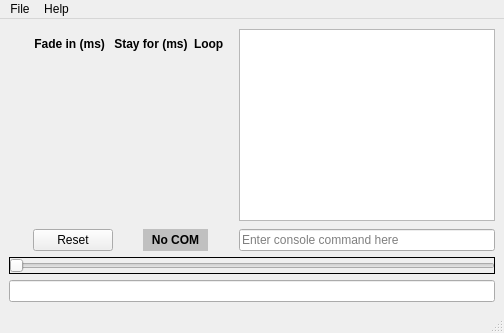
Qt form MeshConsole/FireflyControl.ui (Kreyl/armlet) before a commit.
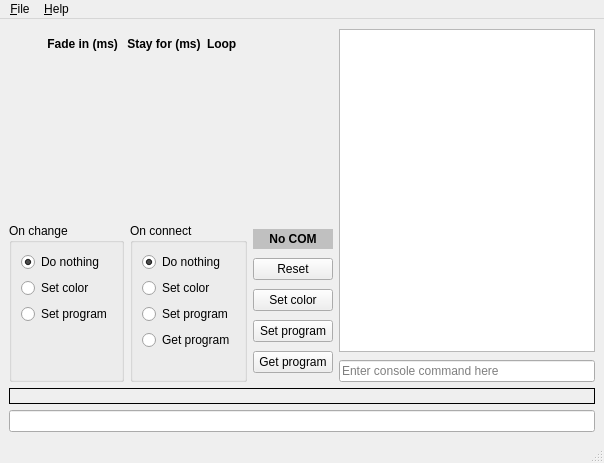
The same form after that commit. Icons and pictures are not drawn. Custom widgets are drawn as their Qt base class.

Commit message: FireflyControl draft

What changed in the file:
```diff
--- a/MeshConsole/FireflyControl.ui
+++ b/MeshConsole/FireflyControl.ui
@@ -10,7 +10,7 @@
     <normaloff>images/icon.png</normaloff>images/icon.png</iconset>
   </property>
   <widget class="QWidget" name="mainWidget">
-   <layout class="QGridLayout" name="mainLayout" rowstretch="1,0,0,0" columnstretch="0,1">
+   <layout class="QGridLayout" name="mainLayout" rowstretch="1,0,0,0,0,0" columnstretch="0,1">
     <item row="0" column="0">
      <widget class="VerticalScrollArea" name="programScrollArea">
       <property name="frameShape">
@@ -40,11 +40,7 @@
             <number>0</number>
            </property>
            <item>
-            <spacer name="insertCommandSpacer">
-             <property name="orientation">
-              <enum>Qt::Vertical</enum>
-             </property>
-            </spacer>
+            <widget class="QLabel" name="insertCommandSpacer"/>
            </item>
           </layout>
          </widget>
@@ -62,7 +58,7 @@
             <widget class="QWidget" name="commandsHeaderWidget" native="true">
              <layout class="QHBoxLayout" name="programHeaderLayout">
               <item>
-               <widget class="QWidget" name="selectColorHeader" native="true"/>
+               <widget class="QLabel" name="selectColorHeader"/>
               </item>
               <item>
                <widget class="QLabel" name="morphHeader">
@@ -107,11 +103,7 @@
             </widget>
            </item>
            <item>
-            <spacer name="commandsSpacer">
-             <property name="orientation">
-              <enum>Qt::Vertical</enum>
-             </property>
-            </spacer>
+            <widget class="QLabel" name="commandsSpacer"/>
            </item>
           </layout>
          </widget>
@@ -120,7 +112,7 @@
       </widget>
      </widget>
     </item>
-    <item row="0" column="1">
+    <item row="0" column="1" rowspan="3">
      <widget class="QWidget" name="consoleWidget" native="true">
       <layout class="QVBoxLayout" name="consoleLayout">
        <property name="leftMargin">
@@ -145,7 +137,7 @@
          </property>
          <property name="font">
           <font>
-           <family>Courier, Courier New, monospace</family>
+           <family>Courier New, Courier, monospace</family>
            <pointsize>7</pointsize>
           </font>
          </property>
@@ -164,77 +156,178 @@
      </widget>
     </item>
     <item row="1" column="0">
+     <widget class="Line" name="horizontalLine"/>
+    </item>
+    <item row="2" column="0" rowspan="2">
      <layout class="QHBoxLayout" name="controlLayout">
       <item>
-       <widget class="CompactButton" name="resetButton">
-        <property name="sizePolicy">
-         <sizepolicy hsizetype="Fixed" vsizetype="Fixed">
-          <horstretch>0</horstretch>
-          <verstretch>0</verstretch>
-         </sizepolicy>
+       <widget class="QGroupBox" name="onChangeBox">
+        <property name="title">
+         <string>On change</string>
         </property>
-        <property name="statusTip">
-         <string>Reset connection</string>
-        </property>
-        <property name="text">
-         <string>Reset</string>
-        </property>
+        <layout class="QVBoxLayout" name="onChangeLayout" stretch="0,0,0,1">
+         <item>
+          <widget class="QRadioButton" name="onChangeDoNothingButton">
+           <property name="text">
+            <string>Do nothing</string>
+           </property>
+           <property name="checked">
+            <bool>true</bool>
+           </property>
+          </widget>
+         </item>
+         <item>
+          <widget class="QRadioButton" name="onChangeSetColorButton">
+           <property name="text">
+            <string>Set color</string>
+           </property>
+          </widget>
+         </item>
+         <item>
+          <widget class="QRadioButton" name="onChangeSetProgramButton">
+           <property name="text">
+            <string>Set program</string>
+           </property>
+          </widget>
+         </item>
+         <item>
+          <widget class="QLabel" name="onChangeSpacer"/>
+         </item>
+        </layout>
        </widget>
       </item>
       <item>
-       <widget class="PortLabel" name="portLabel">
-        <property name="sizePolicy">
-         <sizepolicy hsizetype="Maximum" vsizetype="Preferred">
-          <horstretch>0</horstretch>
-          <verstretch>0</verstretch>
-         </sizepolicy>
+       <widget class="QGroupBox" name="onConnectBox">
+        <property name="title">
+         <string>On connect</string>
         </property>
-        <property name="minimumSize">
-         <size>
-          <width>65</width>
-          <height>0</height>
-         </size>
-        </property>
-        <property name="font">
-         <font>
-          <weight>75</weight>
-          <bold>true</bold>
-         </font>
-        </property>
-        <property name="statusTip">
-         <string>Current connected port</string>
-        </property>
-        <property name="styleSheet">
-         <string notr="true">background: rgb(192,192,192)</string>
-        </property>
-        <property name="text">
-         <string>No COM</string>
-        </property>
-        <property name="alignment">
-         <set>Qt::AlignCenter</set>
-        </property>
+        <layout class="QVBoxLayout" name="onConnectLayout" stretch="0,0,0,0,1">
+         <item>
+          <widget class="QRadioButton" name="onConnectDoNothingButton">
+           <property name="text">
+            <string>Do nothing</string>
+           </property>
+           <property name="checked">
+            <bool>true</bool>
+           </property>
+          </widget>
+         </item>
+         <item>
+          <widget class="QRadioButton" name="onConnectSetColorButton">
+           <property name="text">
+            <string>Set color</string>
+           </property>
+          </widget>
+         </item>
+         <item>
+          <widget class="QRadioButton" name="onConnectSetProgramButton">
+           <property name="text">
+            <string>Set program</string>
+           </property>
+          </widget>
+         </item>
+         <item>
+          <widget class="QRadioButton" name="onConnectGetProgramButton">
+           <property name="text">
+            <string>Get program</string>
+           </property>
+          </widget>
+         </item>
+         <item>
+          <widget class="QLabel" name="onConnectSpacer"/>
+         </item>
+        </layout>
        </widget>
       </item>
+      <item>
+       <layout class="QVBoxLayout" name="buttonLayout">
+        <property name="spacing">
+         <number>3</number>
+        </property>
+        <item>
+         <widget class="PortLabel" name="portLabel">
+          <property name="sizePolicy">
+           <sizepolicy hsizetype="Preferred" vsizetype="Maximum">
+            <horstretch>0</horstretch>
+            <verstretch>0</verstretch>
+           </sizepolicy>
+          </property>
+          <property name="minimumSize">
+           <size>
+            <width>0</width>
+            <height>20</height>
+           </size>
+          </property>
+          <property name="font">
+           <font>
+            <weight>75</weight>
+            <bold>true</bold>
+           </font>
+          </property>
+          <property name="statusTip">
+           <string>Current connected port</string>
+          </property>
+          <property name="styleSheet">
+           <string notr="true">background: rgb(192,192,192)</string>
+          </property>
+          <property name="text">
+           <string>No COM</string>
+          </property>
+          <property name="alignment">
+           <set>Qt::AlignCenter</set>
+          </property>
+         </widget>
+        </item>
+        <item>
+         <widget class="QPushButton" name="resetButton">
+          <property name="statusTip">
+           <string>Reset connection</string>
+          </property>
+          <property name="text">
+           <string>Reset</string>
+          </property>
+         </widget>
+        </item>
+        <item>
+         <widget class="QPushButton" name="setColorButton">
+          <property name="text">
+           <string>Set color</string>
+          </property>
+         </widget>
+        </item>
+        <item>
+         <widget class="QPushButton" name="setProgramButton">
+          <property name="text">
+           <string>Set program</string>
+          </property>
+         </widget>
+        </item>
+        <item>
+         <widget class="QPushButton" name="getProgramButton">
+          <property name="text">
+           <string>Get program</string>
+          </property>
+         </widget>
+        </item>
+       </layout>
+      </item>
      </layout>
     </item>
-    <item row="1" column="1">
+    <item row="3" column="1">
      <widget class="ConsoleEdit" name="consoleEdit">
       <property name="placeholderText">
        <string>Enter console command here</string>
       </property>
      </widget>
     </item>
-    <item row="2" column="0" colspan="2">
-     <widget class="QSlider" name="graphSlider">
+    <item row="4" column="0" colspan="2">
+     <widget class="QLabel" name="graphLabel">
       <property name="styleSheet">
        <string notr="true">border: 1px solid black</string>
       </property>
-      <property name="orientation">
-       <enum>Qt::Horizontal</enum>
-      </property>
      </widget>
     </item>
-    <item row="3" column="0" colspan="2">
+    <item row="5" column="0" colspan="2">
      <widget class="QLineEdit" name="programEdit">
       <property name="readOnly">
        <bool>true</bool>
@@ -246,18 +339,18 @@
   <widget class="QMenuBar" name="menuBar">
    <widget class="QMenu" name="fileMenu">
     <property name="title">
-     <string>File</string>
+     <string>&amp;File</string>
     </property>
     <addaction name="quitAction"/>
    </widget>
-   <widget class="QMenu" name="menuHelp">
+   <widget class="QMenu" name="helpMenu">
     <property name="title">
-     <string>Help</string>
+     <string>&amp;Help</string>
     </property>
     <addaction name="aboutAction"/>
    </widget>
    <addaction name="fileMenu"/>
-   <addaction name="menuHelp"/>
+   <addaction name="helpMenu"/>
   </widget>
   <widget class="QStatusBar" name="statusBar"/>
   <action name="quitAction">
@@ -288,11 +381,6 @@
    <extends>QLineEdit</extends>
    <header>FireflyControl</header>
   </customwidget>
-  <customwidget>
-   <class>CompactButton</class>
-   <extends>QPushButton</extends>
-   <header>FireflyControl</header>
-  </customwidget>
   <customwidget>
    <class>VerticalScrollArea</class>
    <extends>QScrollArea</extends>
```
Left out of the diff: 79 changed lines with no effect on the pictures. The commit also changes 1 other file.
